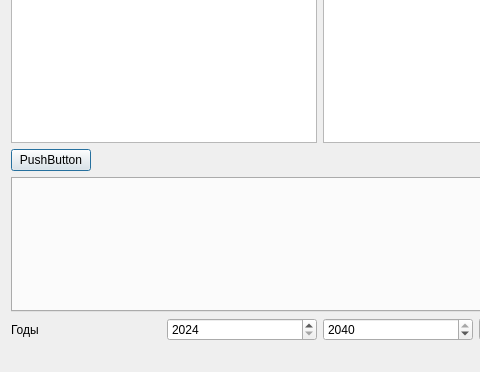
Above: savetopdfdialog.ui from egor0665/VKBR before the change; both pictures show x 0 to 480 and y 108 to 480 of the 640 by 480 pixel window. Below: the same form after it.
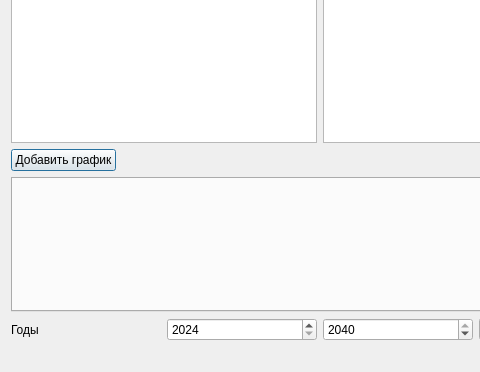
That is the form after the change.

The edit to the form file:
```diff
--- a/savetopdfdialog.ui
+++ b/savetopdfdialog.ui
@@ -41,7 +41,7 @@
        <item>
         <widget class="QPushButton" name="pushButton_2">
          <property name="text">
-          <string>PushButton</string>
+          <string>Добавить график</string>
          </property>
         </widget>
        </item>
```
Left out of the diff: 6 changed lines with no effect on the pictures.
